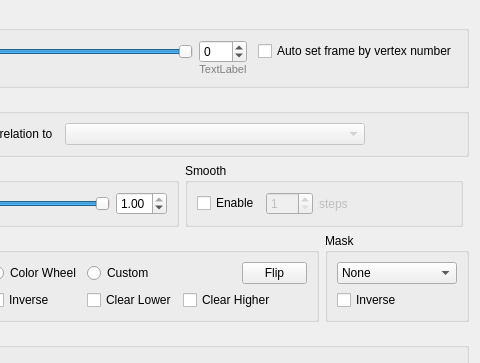
First picture: the form in freeview/WindowConfigureOverlay.ui, repository freesurfer/freesurfer, before the edit; both pictures show x 111 to 591 and y 0 to 363 of the 591 by 882 pixel window.
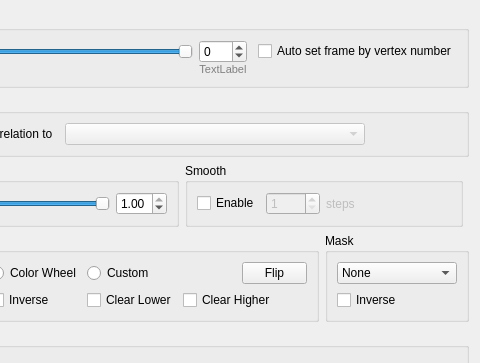
Second picture: the form after the edit. Custom widgets are drawn as their Qt base class.

Commit message: Changed maximum smooth steps for overlay to 9999

Diff of the .ui file:
```diff
--- a/freeview/WindowConfigureOverlay.ui
+++ b/freeview/WindowConfigureOverlay.ui
@@ -44,7 +44,7 @@
            <number>1</number>
           </property>
           <property name="maximum">
-           <number>100</number>
+           <number>9999</number>
           </property>
          </widget>
         </item>
```
The commit also changes 1 other file.
